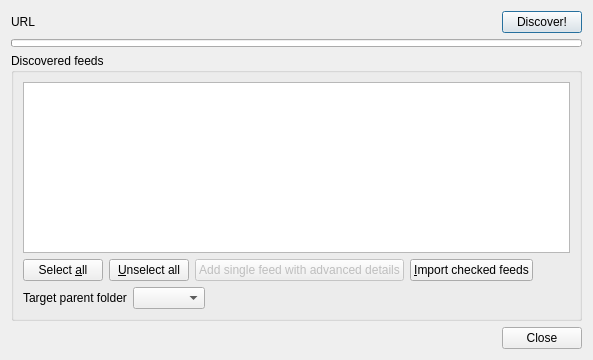
First picture: the form in src/librssguard/services/standard/gui/formdiscoverfeeds.ui, repository martinrotter/rssguard, before the edit.
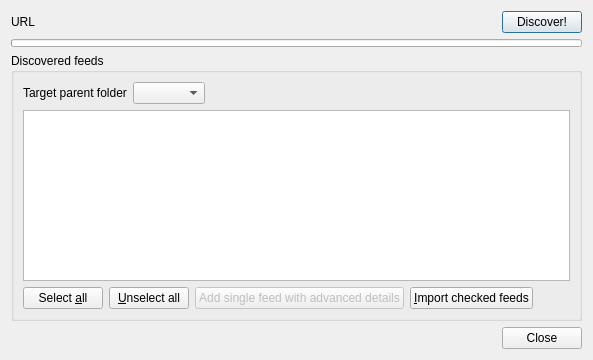
Second picture: the form after the edit. Custom widgets are drawn as their Qt base class.

Commit message: rename, move some thinds in discovery dialog

Patch:
```diff
--- a/src/librssguard/services/standard/gui/formdiscoverfeeds.ui
+++ b/src/librssguard/services/standard/gui/formdiscoverfeeds.ui
@@ -70,7 +70,7 @@
       <string>Discovered feeds</string>
      </property>
      <layout class="QFormLayout" name="formLayout_2">
-      <item row="0" column="0" colspan="2">
+      <item row="1" column="0" colspan="2">
        <widget class="QTreeView" name="m_tvFeeds">
         <property name="alternatingRowColors">
          <bool>true</bool>
@@ -98,7 +98,7 @@
         </attribute>
        </widget>
       </item>
-      <item row="1" column="0" colspan="2">
+      <item row="2" column="0" colspan="2">
        <layout class="QHBoxLayout" name="horizontalLayout_4">
         <item>
          <widget class="QPushButton" name="m_btnSelecAll">
@@ -146,17 +146,7 @@
         </item>
        </layout>
       </item>
-      <item row="2" column="0">
-       <widget class="QLabel" name="m_lblParentCategory">
-        <property name="text">
-         <string>Target parent folder</string>
-        </property>
-        <property name="buddy">
-         <cstring>m_cmbParentCategory</cstring>
-        </property>
-       </widget>
-      </item>
-      <item row="2" column="1">
+      <item row="0" column="1">
        <layout class="QHBoxLayout" name="horizontalLayout_2">
         <item>
          <widget class="QComboBox" name="m_cmbParentCategory">
@@ -189,6 +179,16 @@
         </item>
        </layout>
       </item>
+      <item row="0" column="0">
+       <widget class="QLabel" name="m_lblParentCategory">
+        <property name="text">
+         <string>Target parent folder</string>
+        </property>
+        <property name="buddy">
+         <cstring>m_cmbParentCategory</cstring>
+        </property>
+       </widget>
+      </item>
      </layout>
     </widget>
    </item>
```
The commit also changes 1 other file.
